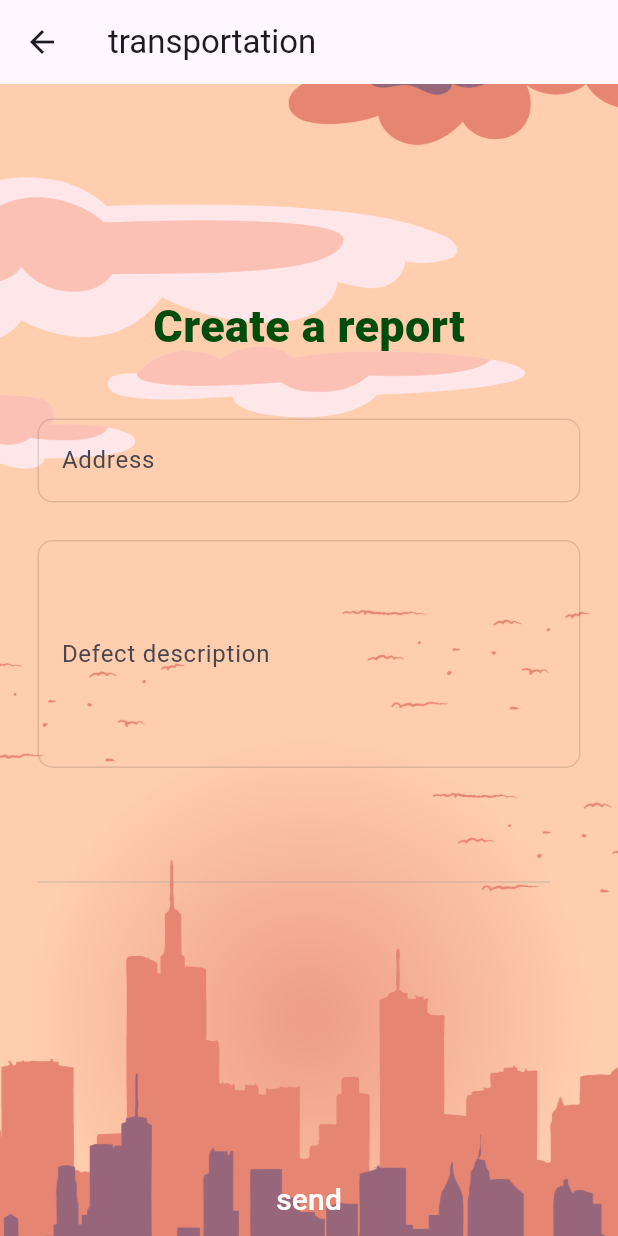
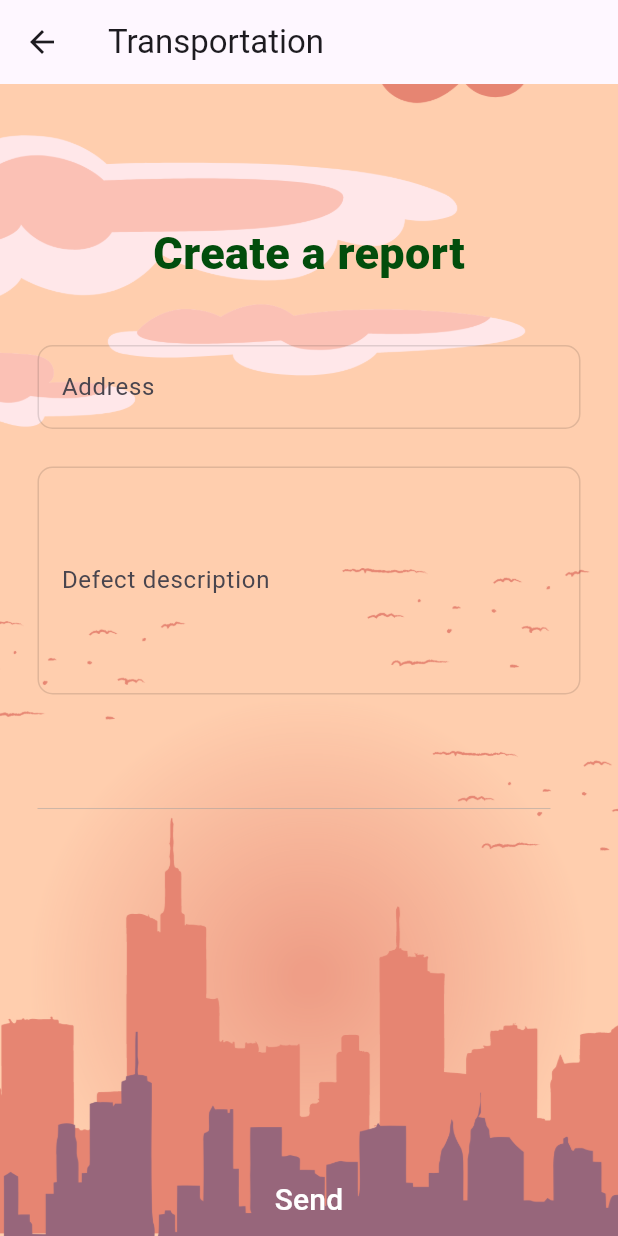
Before and after one commit to SondosAlnbary/final-project, a Flutter app: the transportation screen opened directly, on a phone screen of 412 x 824 dp. Run offline on Flutter 3.47's test engine with Material 3 defaults, Android fonts, the phone set to English and light mode, and no system bars; our stand-ins replace cloud_firestore, firebase_auth, firebase_core, font_awesome_flutter; accounts and stored records are empty.

Commit message:
fixing the exceptions problems

```diff
--- a/lib/screens/transportation.dart
+++ b/lib/screens/transportation.dart
@@ -48,6 +48,7 @@ Future<void> getUserName() async {
       print(e);
     }
   }
+
 void _showSnackbar(BuildContext context, String message) {
     final snackBar = SnackBar(
       content: Text(message),
@@ -59,8 +60,15 @@ void _showSnackbar(BuildContext context, String message) {
   @override
   Widget build(BuildContext context) {
     return Scaffold(
+      extendBodyBehindAppBar: true,
       appBar: AppBar(
-        title: Text('transportation '),
+        title: Text('Transportation '),
+        leading: IconButton(
+          icon: Icon(Icons.arrow_back),
+          onPressed: () {
+            Navigator.pop(context);
+          },
+        ),
       ),
       body: Container(
         decoration: BoxDecoration(
@@ -223,22 +231,28 @@ void _showSnackbar(BuildContext context, String message) {
               ),
             ),
             TextButton(
-                onPressed: () {
+              onPressed: () {
+                if (messageText1 != null && messageText != null) {
                   _firestore.collection('transportation').add({
                     'sender': signedInUser.email,
                     'name': userName,
                     'address': messageText1,
                     'Report': messageText,
+                    'situation': 'Not treated yet', // Add default situation value
                   });
                   _showSnackbar(context, 'Report received');
-                },
-                child: Text('send',
-              style: TextStyle(
-                fontSize: 20,
-                color: Color.fromARGB(255, 255, 255, 255)
+                } else {
+                  _showSnackbar(context, 'Please fill in all fields');
+                }
+              },
+              child: Text(
+                'Send',
+                style: TextStyle(
+                  fontSize: 20,
+                  color: Colors.white,
+                ),
               ),
-              )
-                ),
+            ),
           ],
         ),
       ),
```
Also changed, not shown: lib/screens/utilities.dart (+13 -1 lines).
